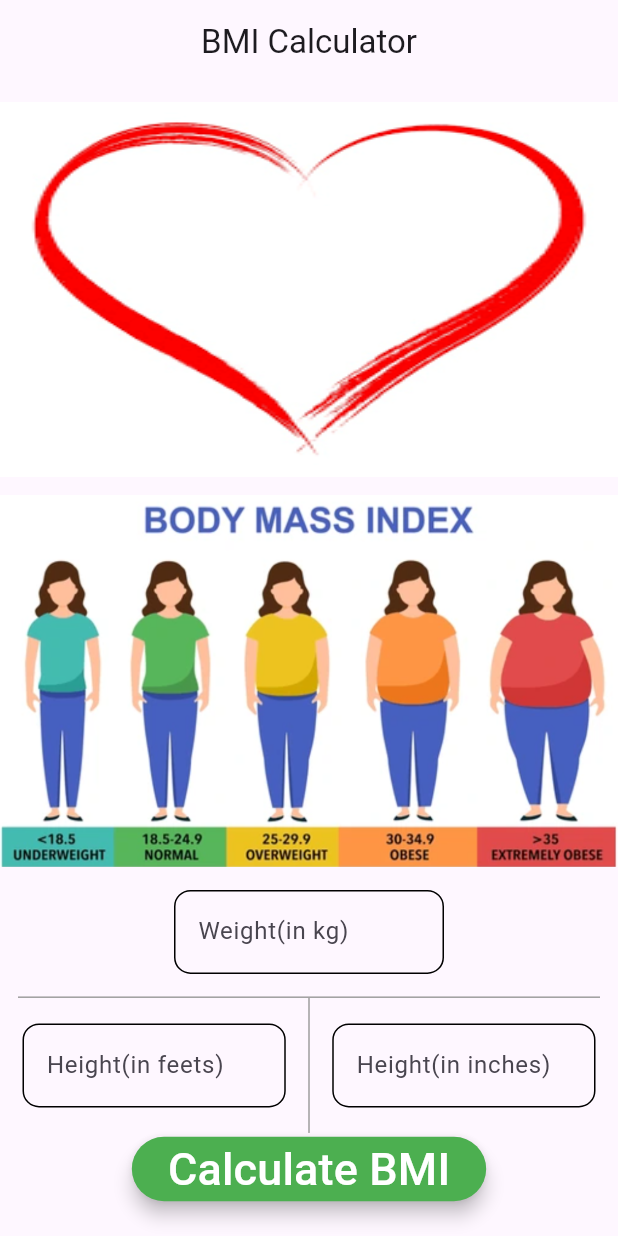
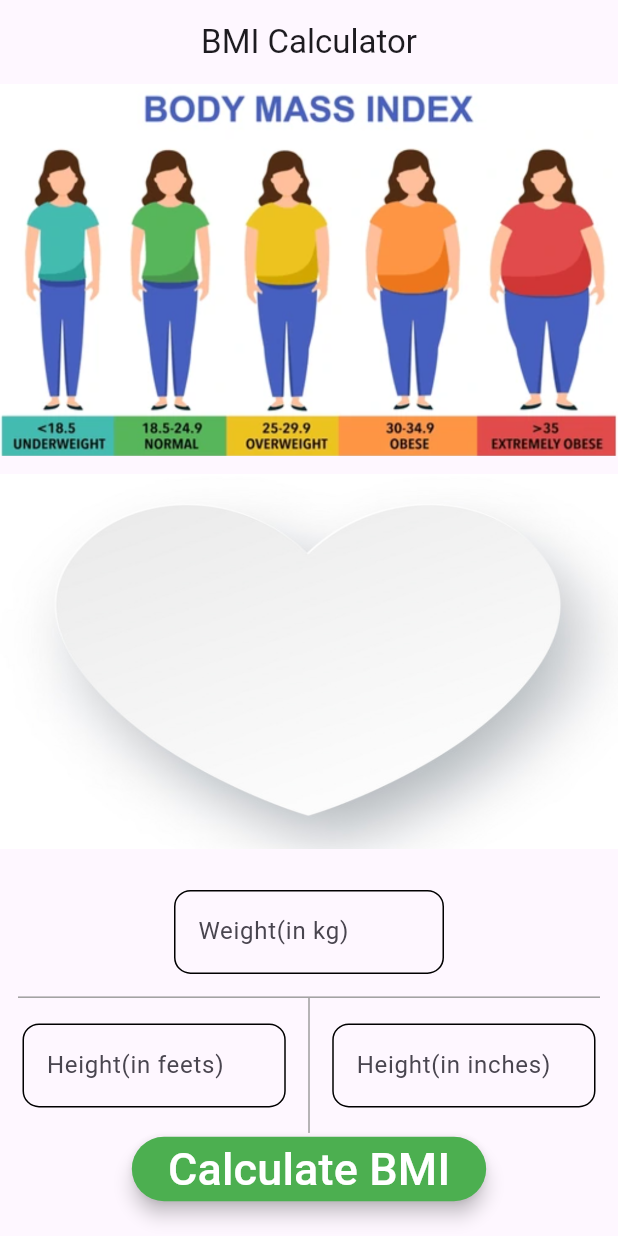
Before and after one commit to SatGit1997/BMI_Calculator, a Flutter app: the screen it shows after launch, on a phone screen of 412 x 824 dp. Run offline on Flutter 3.47's test engine with Material 3 defaults, Android fonts, the phone set to English and light mode, and no system bars.

Commit message:
bmi heart img change

```diff
--- a/lib/bmi calculator.dart
+++ b/lib/bmi calculator.dart
@@ -33,6 +33,9 @@ class HomePage extends State<MyHomePage>{
       SingleChildScrollView(
         child: Column(mainAxisAlignment: MainAxisAlignment.spaceEvenly,
         children: [
+
+
+          Image(image: AssetImage('assets/image/bmi_pic.png')),
           Stack(
             children: [
               Container(margin: EdgeInsets.symmetric(vertical: 12),
@@ -40,7 +43,7 @@ class HomePage extends State<MyHomePage>{
                 height: 250 ,
 
                 child:
-                Image(image: AssetImage('assets/image/bg_heart_img.png'),fit: BoxFit.fill,),
+                Image(image: AssetImage('assets/image/white_heart.png'),fit: BoxFit.fill,),
               ),
               Container(
                 height: 230,
@@ -52,18 +55,16 @@ class HomePage extends State<MyHomePage>{
                     Text( bmi,
                       style: TextStyle(fontSize: 30,fontWeight: FontWeight.bold,color: bgColor),),
                     Text(bmiCateg,
-                    style: TextStyle(
-                      fontSize: 18,
-                      color: bgColor,
-                      fontWeight: FontWeight.w500
-                    ),)
+                      style: TextStyle(
+                          fontSize: 18,
+                          color: bgColor,
+                          fontWeight: FontWeight.w500
+                      ),)
                   ],
                 ),
               )
             ],
           ),
-
-          Image(image: AssetImage('assets/image/bmi_pic.png')),
 
 
           Container(margin: EdgeInsets.all(15),
@@ -166,7 +167,7 @@ class HomePage extends State<MyHomePage>{
 
             num bmiValue = weight/(pow(totalM, 2.0));
 
-            bmi = "BMI is: ${bmiValue.toStringAsFixed(2)}";
+            bmi = "BMI is : ${bmiValue.toStringAsFixed(2)}";
 
             /// Bmi and Color Logic
 
```
Also changed, not shown: assets/image/white_heart.png (added).
